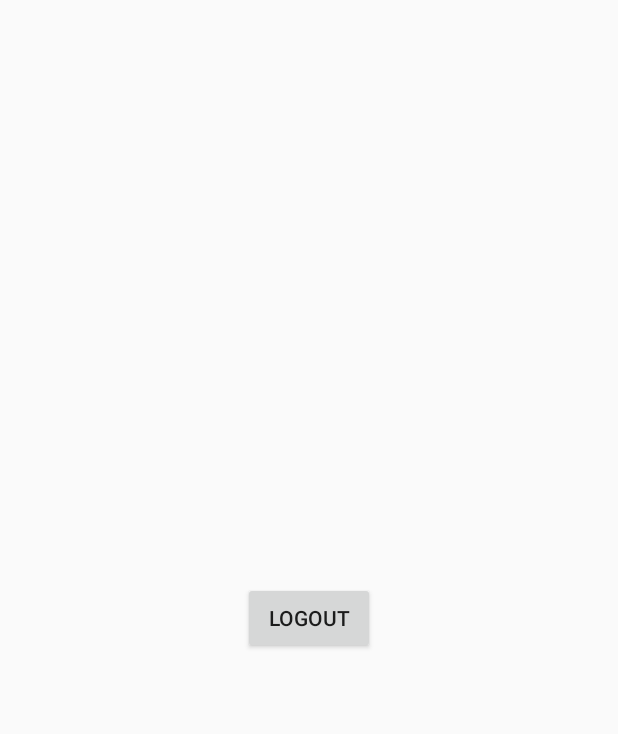
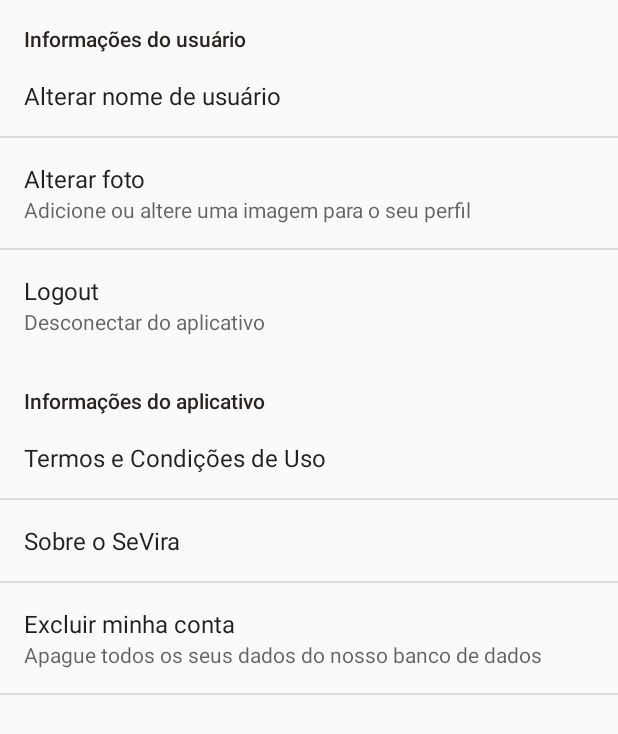
Before and after one commit to matheuslanca/SeVira, an Android app: the SettingsActivity screen opened directly, with no data from a screen before it, on a phone screen of 412 x 824 dp. Shown: the top 734 px of the screen. Run offline under Robolectric (Android 15) with nearby library versions, the phone set to English and light mode, and no system bars; our stand-ins replace Firebase (no records; nobody signed in at launch, a user with empty details on screens opened directly).

Commit message:
August 30th commit.
Made the design for the SettingsActivity and listed the preferences on the settings.xml file.
Rn, I have to get those preferences on the Java file so I can work with then as buttons and textboxes (on the username case)

```diff
--- /dev/null
+++ b/app/src/main/java/com/subwayinovators/sevira/AppCompatPreferenceActivity.java
@@ -0,0 +1,109 @@
+package com.subwayinovators.sevira;
+
+import android.content.res.Configuration;
+import android.os.Bundle;
+import android.preference.PreferenceActivity;
+import android.support.annotation.LayoutRes;
+import android.support.annotation.Nullable;
+import android.support.v7.app.ActionBar;
+import android.support.v7.app.AppCompatDelegate;
+import android.support.v7.widget.Toolbar;
+import android.view.MenuInflater;
+import android.view.View;
+import android.view.ViewGroup;
+
+/**
+ * A {@link android.preference.PreferenceActivity} which implements and proxies the necessary calls
+ * to be used with AppCompat.
+ */
+public abstract class AppCompatPreferenceActivity extends PreferenceActivity {
+
+    private AppCompatDelegate mDelegate;
+
+    @Override
+    protected void onCreate(Bundle savedInstanceState) {
+        getDelegate().installViewFactory();
+        getDelegate().onCreate(savedInstanceState);
+        super.onCreate(savedInstanceState);
+    }
+
+    @Override
+    protected void onPostCreate(Bundle savedInstanceState) {
+        super.onPostCreate(savedInstanceState);
+        getDelegate().onPostCreate(savedInstanceState);
+    }
+
+    public ActionBar getSupportActionBar() {
+        return getDelegate().getSupportActionBar();
+    }
+
+    public void setSupportActionBar(@Nullable Toolbar toolbar) {
+        getDelegate().setSupportActionBar(toolbar);
+    }
+
+    @Override
+    public MenuInflater getMenuInflater() {
+        return getDelegate().getMenuInflater();
+    }
+
+    @Override
+    public void setContentView(@LayoutRes int layoutResID) {
+        getDelegate().setContentView(layoutResID);
+    }
+
+    @Override
+    public void setContentView(View view) {
+        getDelegate().setContentView(view);
+    }
+
+    @Override
+    public void setContentView(View view, ViewGroup.LayoutParams params) {
+        getDelegate().setContentView(view, params);
+    }
+
+    @Override
+    public void addContentView(View view, ViewGroup.LayoutParams params) {
+        getDelegate().addContentView(view, params);
+    }
+
+    @Override
+    protected void onPostResume() {
+        super.onPostResume();
+        getDelegate().onPostResume();
+    }
+
+    @Override
+    protected void onTitleChanged(CharSequence title, int color) {
+        super.onTitleChanged(title, color);
+        getDelegate().setTitle(title);
+    }
+
+    @Override
+    public void onConfigurationChanged(Configuration newConfig) {
+        super.onConfigurationChanged(newConfig);
+        getDelegate().onConfigurationChanged(newConfig);
+    }
+
+    @Override
+    protected void onStop() {
+        super.onStop();
+        getDelegate().onStop();
+    }
+
+    @Override
+    protected void onDestroy() {
+        super.onDestroy();
+        getDelegate().onDestroy();
+    }
+
+    public void invalidateOptionsMenu() {
+        getDelegate().invalidateOptionsMenu();
+    }
+
+    private AppCompatDelegate getDelegate() {
+        if (mDelegate == null) {
+            mDelegate = AppCompatDelegate.create(this, null);
+        }
+        return mDelegate;
+    }
+}
--- a/app/src/main/java/com/subwayinovators/sevira/SettingsActivity.java
+++ b/app/src/main/java/com/subwayinovators/sevira/SettingsActivity.java
@@ -1,46 +1,129 @@
 package com.subwayinovators.sevira;
 
 import android.content.Intent;
+import android.preference.EditTextPreference;
+import android.preference.Preference;
 import android.preference.PreferenceActivity;
+import android.preference.PreferenceFragment;
 import android.support.v4.app.Fragment;
 import android.support.v7.app.AppCompatActivity;
 import android.os.Bundle;
+import android.view.Menu;
 import android.view.View;
 import android.widget.Button;
+import android.widget.ListView;
 import android.widget.Toast;
 
 import com.google.firebase.auth.FirebaseAuth;
 
 import subwayinovators.sevira.R;
 
-public class SettingsActivity extends AppCompatActivity {
+public class SettingsActivity extends AppCompatPreferenceActivity {
 
-    private Button btnLogout;
-    private FirebaseAuth auth;
+    EditTextPreference prefUsername;
+    Preference prefTermos;
+    Preference prefSobre;
+    Preference prefImage;
+    Preference prefLogout;
+    Preference prefExcluir;
+    ListView listView;
+    FirebaseAuth auth;
 
     @Override
     protected void onCreate(Bundle savedInstanceState) {
         super.onCreate(savedInstanceState);
-        setContentView(R.layout.activity_settings);
+        getFragmentManager().beginTransaction().replace(android.R.id.content, new MyPreferenceFragment()).commit();
+
+        // procurar outro metodo para achar preferencias
+        prefUsername = (EditTextPreference) findPreference(this.getResources().getString(R.string.pref_username));
+        prefTermos = (Preference) findPreference(this.getResources().getString(R.string.pref_termos));
+        prefSobre = (Preference) findPreference(this.getResources().getString(R.string.pref_sobre));
+        prefImage = (Preference) findPreference(this.getResources().getString(R.string.pref_imagem));
+        prefLogout = (Preference) findPreference(this.getResources().getString(R.string.pref_logout));
+        prefExcluir = (Preference) findPreference(this.getResources().getString(R.string.pref_excluir));
 
         auth = FirebaseAuth.getInstance();
 
-        btnLogout = findViewById(R.id.btnLogout);
-        btnLogout.setOnClickListener(new View.OnClickListener() {
-            @Override
-            public void onClick(View v) {
-                if(auth.getCurrentUser() != null) {
-                    auth.signOut();
-                }
-                Toast.makeText(SettingsActivity.this, "Logout efetuado com sucesso", Toast.LENGTH_SHORT).show();
-                startActivity(new Intent(SettingsActivity.this, LoginActivity.class));
-            }
-        });
+
+//        prefUsername.setOnPreferenceChangeListener(new Preference.OnPreferenceChangeListener() {
+//            @Override
+//            public boolean onPreferenceChange(Preference preference, Object newValue) {
+//                // Mudança de username
+//
+//                return false;
+//            }
+//        });
+//
+//
+//        prefExcluir.setOnPreferenceClickListener(new Preference.OnPreferenceClickListener() {
+//            @Override
+//            public boolean onPreferenceClick(Preference preference) {
+//                // Excluir conta
+//
+//                return false;
+//            }
+//        });
+//
+//        prefLogout.setOnPreferenceClickListener(new Preference.OnPreferenceClickListener() {
+//            @Override
+//            public boolean onPreferenceClick(Preference preference) {
+//                auth.signOut();
+//                if(auth.getCurrentUser() == null) {
+//                    Toast.makeText(SettingsActivity.this, "Logout efetuado com sucesso", Toast.LENGTH_SHORT).show();
+//                    startActivity(new Intent(SettingsActivity.this, LauncherActivity.class));
+//                }
+//
+//                return false;
+//            }
+//        });
+//
+//        prefImage.setOnPreferenceClickListener(new Preference.OnPreferenceClickListener() {
+//            @Override
+//            public boolean onPreferenceClick(Preference preference) {
+//                // Alterar imagem de perfil
+//
+//                return false;
+//            }
+//        });
+//
+//        prefTermos.setOnPreferenceClickListener(new Preference.OnPreferenceClickListener() {
+//            @Override
+//            public boolean onPreferenceClick(Preference preference) {
+//                // Abrir termos de uso
+//
+//                return false;
+//            }
+//        });
+//
+//        prefSobre.setOnPreferenceClickListener(new Preference.OnPreferenceClickListener() {
+//            @Override
+//            public boolean onPreferenceClick(Preference preference) {
+//                // Abrir sobre
+//
+//                return false;
+//            }
+//        });
 
 
 
     }
 
 
+    public static class MyPreferenceFragment extends PreferenceFragment
+    {
+        @Override
+    public void onCreate(final Bundle savedInstanceState)
+        {
+            super.onCreate(savedInstanceState);
+            addPreferencesFromResource(R.xml.settings);
+        }
+    }
+
+
+
+
+
+
+
 
 }
--- a/app/src/main/res/layout/activity_settings.xml
+++ b/app/src/main/res/layout/activity_settings.xml
@@ -1,23 +1,15 @@
 <?xml version="1.0" encoding="utf-8"?>
-<android.support.constraint.ConstraintLayout xmlns:android="http://schemas.android.com/apk/res/android"
+<android.support.constraint.ConstraintLayout
+    xmlns:android="http://schemas.android.com/apk/res/android"
     xmlns:app="http://schemas.android.com/apk/res-auto"
     xmlns:tools="http://schemas.android.com/tools"
     android:layout_width="match_parent"
     android:layout_height="match_parent"
     tools:context="com.subwayinovators.sevira.SettingsActivity">
 
-    <Button
-        android:id="@+id/btnLogout"
-        android:layout_width="wrap_content"
-        android:layout_height="wrap_content"
-        android:layout_marginStart="32dp"
-        android:layout_marginTop="341dp"
-        android:layout_marginEnd="32dp"
-        android:layout_marginBottom="342dp"
-        android:text="LOGOUT"
-        app:layout_constraintBottom_toBottomOf="parent"
-        app:layout_constraintEnd_toEndOf="parent"
-        app:layout_constraintStart_toStartOf="parent"
-        app:layout_constraintTop_toTopOf="parent" />
+    <ListView
+        android:id="@android:id/list"
+        android:layout_width="match_parent"
+        android:layout_height="wrap_content" />
 
 </android.support.constraint.ConstraintLayout>
--- a/app/src/main/res/layout/activity_splash_screen.xml
+++ b/app/src/main/res/layout/activity_splash_screen.xml
@@ -16,7 +16,7 @@
         app:layout_constraintStart_toStartOf="parent"
         app:layout_constraintEnd_toEndOf="parent"
         android:layout_marginBottom="100dp"
-        android:src="@drawable/sevirasemtracado" />
+        android:src="@drawable/sevira" />
 
     <TextView
         android:layout_width="0dp"
--- a/app/src/main/res/values/strings.xml
+++ b/app/src/main/res/values/strings.xml
@@ -22,6 +22,7 @@
     <string name="esqueci_minha_senha">Esqueci minha senha</string>
     <string name="perfil">Perfil</string>
     <string name="reportinformado">Reportes informados</string>
+    <string name="config">Configurações</string>
 
     <string name="campos_vazios">Preencha todos os campos!</string>
 
@@ -118,7 +119,8 @@
         <item>Butantã</item>
         <item>São Paulo - Morumbi</item>
     </string-array>
-    <string name="pref_perfil">Informações de Usuário</string>
+
+    <string name="pref_perfil">Informações do usuário</string>
     <string name="pref_app">Informações do aplicativo</string>
     <string name="pref_imagem">Alterar foto</string>
     <string name="pref_expimagem">Adicione ou altere uma imagem para o seu perfil</string>
--- a/app/src/main/res/values/styles.xml
+++ b/app/src/main/res/values/styles.xml
@@ -20,4 +20,10 @@
         <item name="android:windowFullscreen">true</item>
     </style>
 
+    <style name="AppTheme.Settings" parent="android:Theme.Material.Light.DarkActionBar">
+        <item name="colorPrimary">@color/pl3</item>
+        <item name="colorPrimaryDark">@color/pl4</item>
+        <item name="colorAccent">@color/pl2</item>
+    </style>
+
 </resources>
--- a/app/src/main/res/menu/settings.xml
+++ b/app/src/main/res/xml/settings.xml
@@ -6,28 +6,28 @@
             android:title="@string/pref_username"
             android:key="prefUsername"/>
 
-        <EditTextPreference
+        <Preference
             android:title="@string/pref_imagem"
             android:key="prefImage"
             android:summary="@string/pref_expimagem" />
 
         <Preference android:title="@string/pref_logout"
-            android:key="@string/prefLogout"
+            android:key="prefLogout"
             android:summary="@string/pref_explogout"/>
-
-        <Preference android:title="@string/pref_excluir"
-            android:key="@string/prefExcluir"
-            android:summary="@string/pref_expexcluir"/>
 
     </PreferenceCategory>
 
     <PreferenceCategory android:title="@string/pref_app" >
 
         <Preference android:title="@string/pref_termos"
-            android:key="@string/prefTermos" />
+            android:key="prefTermos" />
 
         <Preference android:title="@string/pref_sobre"
-            android:key="@string/prefSobre" />
+            android:key="prefSobre" />
+
+        <Preference android:title="@string/pref_excluir"
+            android:key="prefExcluir"
+            android:summary="@string/pref_expexcluir"/>
 
     </PreferenceCategory>
 
```
